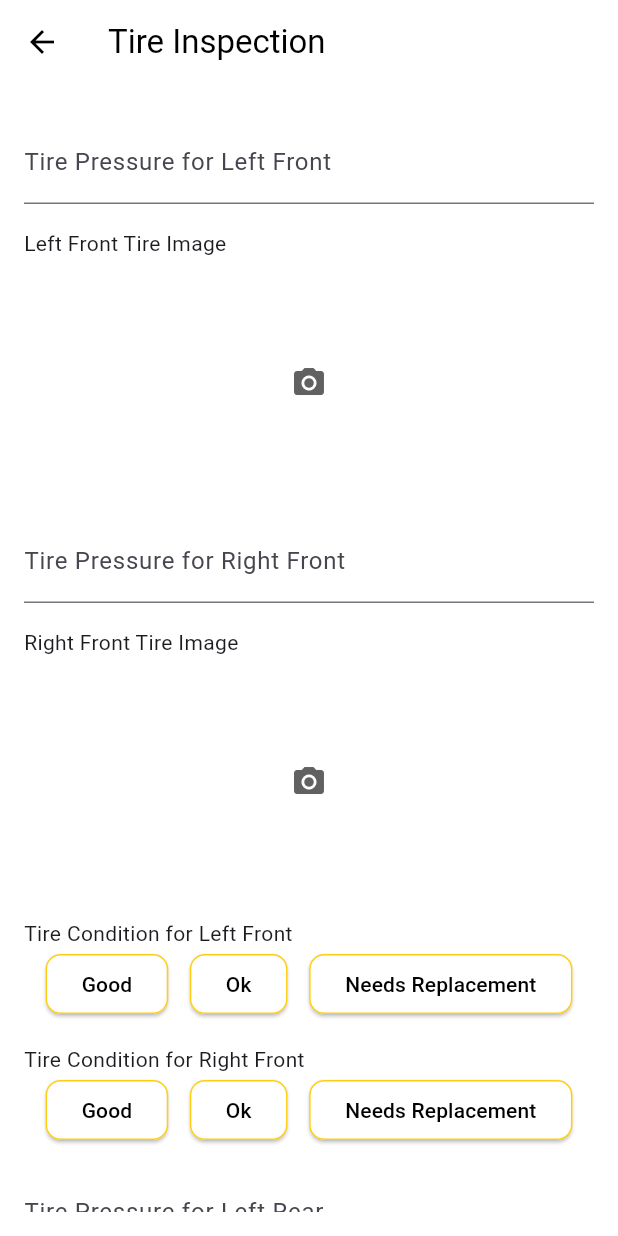
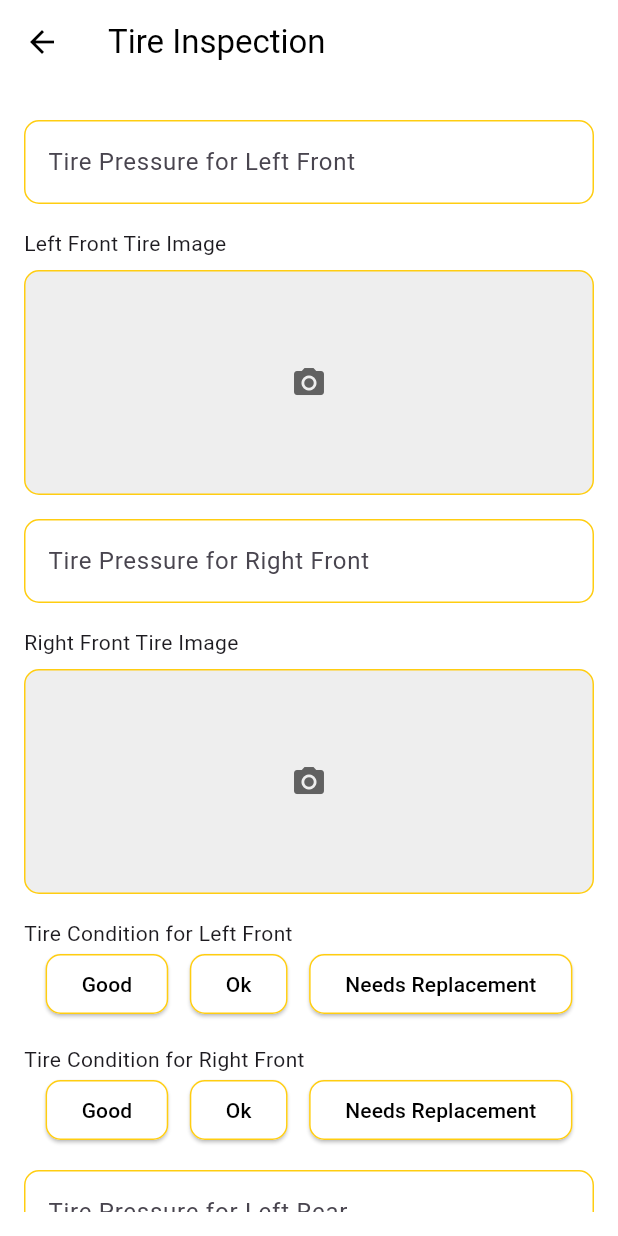
Before and after one commit to levyashvin/caterpillar_hackathon, a Flutter app: the TireInspectionPage screen opened by its route, on a phone screen of 412 x 824 dp. Run offline on Flutter 3.47's test engine with Material 3 defaults, Android fonts, the light colour scheme and no system bars; our stand-ins replace cloud_firestore, firebase_auth, firebase_core, flutter_tts, image_picker, location and 3 more; accounts and stored records are empty.

Commit message:
tried to fix the submit v3

```diff
--- a/cat_inspector/lib/tire_inspection_page.dart
+++ b/cat_inspector/lib/tire_inspection_page.dart
@@ -10,11 +10,16 @@
 }
 
 class _TireInspectionPageState extends State<TireInspectionPage> {
-  final TextEditingController _leftFrontPressureController = TextEditingController();
-  final TextEditingController _rightFrontPressureController = TextEditingController();
-  final TextEditingController _leftRearPressureController = TextEditingController();
-  final TextEditingController _rightRearPressureController = TextEditingController();
-  final TextEditingController _overallSummaryController = TextEditingController();
+  final TextEditingController _leftFrontPressureController =
+      TextEditingController();
+  final TextEditingController _rightFrontPressureController =
+      TextEditingController();
+  final TextEditingController _leftRearPressureController =
+      TextEditingController();
+  final TextEditingController _rightRearPressureController =
+      TextEditingController();
+  final TextEditingController _overallSummaryController =
+      TextEditingController();
   final FlutterTts _flutterTts = FlutterTts();
 
   String? _leftFrontCondition;
@@ -45,10 +50,13 @@
 
   Future<void> _saveData() async {
     SharedPreferences prefs = await SharedPreferences.getInstance();
-    await prefs.setString('leftFrontPressure', _leftFrontPressureController.text);
-    await prefs.setString('rightFrontPressure', _rightFrontPressureController.text);
+    await prefs.setString(
+        'leftFrontPressure', _leftFrontPressureController.text);
+    await prefs.setString(
+        'rightFrontPressure', _rightFrontPressureController.text);
     await prefs.setString('leftRearPressure', _leftRearPressureController.text);
-    await prefs.setString('rightRearPressure', _rightRearPressureController.text);
+    await prefs.setString(
+        'rightRearPressure', _rightRearPressureController.text);
     await prefs.setString('overallSummary', _overallSummaryController.text);
     await prefs.setString('leftFrontCondition', _leftFrontCondition ?? '');
     await prefs.setString('rightFrontCondition', _rightFrontCondition ?? '');
@@ -60,10 +68,14 @@
   Future<void> _loadSavedData() async {
     SharedPreferences prefs = await SharedPreferences.getInstance();
     setState(() {
-      _leftFrontPressureController.text = prefs.getString('leftFrontPressure') ?? '';
-      _rightFrontPressureController.text = prefs.getString('rightFrontPressure') ?? '';
-      _leftRearPressureController.text = prefs.getString('leftRearPressure') ?? '';
-      _rightRearPressureController.text = prefs.getString('rightRearPressure') ?? '';
+      _leftFrontPressureController.text =
+          prefs.getString('leftFrontPressure') ?? '';
+      _rightFrontPressureController.text =
+          prefs.getString('rightFrontPressure') ?? '';
+      _leftRearPressureController.text =
+          prefs.getString('leftRearPressure') ?? '';
+      _rightRearPressureController.text =
+          prefs.getString('rightRearPressure') ?? '';
       _overallSummaryController.text = prefs.getString('overallSummary') ?? '';
       _leftFrontCondition = prefs.getString('leftFrontCondition');
       _rightFrontCondition = prefs.getString('rightFrontCondition');
@@ -107,21 +119,13 @@
         decoration: InputDecoration(
           labelText: label,
           border: OutlineInputBorder(
-<<<<<<< HEAD
-            borderSide: const BorderSide(
-                color: Color(0xFFFFCD11)), // Caterpillar yellow
+            borderSide:
+                BorderSide(color: Color(0xFFFFCD11)), // Caterpillar yellow
             borderRadius: BorderRadius.circular(10.0),
           ),
           enabledBorder: OutlineInputBorder(
-            borderSide: const BorderSide(
-                color: Color(0xFFFFCD11)), // Caterpillar yellow
-=======
-            borderSide: BorderSide(color: Color(0xFFFFCD11)), // Caterpillar yellow
-            borderRadius: BorderRadius.circular(10.0),
-          ),
-          enabledBorder: OutlineInputBorder(
-            borderSide: BorderSide(color: Color(0xFFFFCD11)), // Caterpillar yellow
->>>>>>> parent of 2f010ce (fixed image capturing)
+            borderSide:
+                BorderSide(color: Color(0xFFFFCD11)), // Caterpillar yellow
             borderRadius: BorderRadius.circular(10.0),
           ),
         ),
@@ -129,7 +133,8 @@
     );
   }
 
-  Widget _buildConditionField(String label, String? condition, Function(String?) onChanged) {
+  Widget _buildConditionField(
+      String label, String? condition, Function(String?) onChanged) {
     return Padding(
       padding: const EdgeInsets.symmetric(vertical: 8.0),
       child: Column(
@@ -141,7 +146,8 @@
             children: [
               _buildConditionButton(label, 'Good', condition, onChanged),
               _buildConditionButton(label, 'Ok', condition, onChanged),
-              _buildConditionButton(label, 'Needs Replacement', condition, onChanged),
+              _buildConditionButton(
+                  label, 'Needs Replacement', condition, onChanged),
             ],
           ),
         ],
@@ -149,7 +155,8 @@
     );
   }
 
-  Widget _buildConditionButton(String label, String value, String? condition, Function(String?) onChanged) {
+  Widget _buildConditionButton(String label, String value, String? condition,
+      Function(String?) onChanged) {
     return ElevatedButton(
       onPressed: () {
         onChanged(value);
@@ -157,10 +164,9 @@
         _saveData();
       },
       style: ElevatedButton.styleFrom(
-        backgroundColor:
-            condition == value ? const Color(0xFFFFCD11) : Colors.white,
+        backgroundColor: condition == value ? Color(0xFFFFCD11) : Colors.white,
         foregroundColor: condition == value ? Colors.black : Colors.black,
-        side: const BorderSide(color: Color(0xFFFFCD11)),
+        side: BorderSide(color: Color(0xFFFFCD11)),
         shape: RoundedRectangleBorder(
           borderRadius: BorderRadius.circular(10.0),
         ),
@@ -180,21 +186,13 @@
         decoration: InputDecoration(
           labelText: label,
           border: OutlineInputBorder(
-<<<<<<< HEAD
-            borderSide: const BorderSide(
-                color: Color(0xFFFFCD11)), // Caterpillar yellow
+            borderSide:
+                BorderSide(color: Color(0xFFFFCD11)), // Caterpillar yellow
             borderRadius: BorderRadius.circular(10.0),
           ),
           enabledBorder: OutlineInputBorder(
-            borderSide: const BorderSide(
-                color: Color(0xFFFFCD11)), // Caterpillar yellow
-=======
-            borderSide: BorderSide(color: Color(0xFFFFCD11)), // Caterpillar yellow
-            borderRadius: BorderRadius.circular(10.0),
-          ),
-          enabledBorder: OutlineInputBorder(
-            borderSide: BorderSide(color: Color(0xFFFFCD11)), // Caterpillar yellow
->>>>>>> parent of 2f010ce (fixed image capturing)
+            borderSide:
+                BorderSide(color: Color(0xFFFFCD11)), // Caterpillar yellow
             borderRadius: BorderRadius.circular(10.0),
           ),
         ),
@@ -202,32 +200,30 @@
     );
   }
 
-  Widget _buildImagePickerField(String label, File? imageFile, String tirePosition) {
+  Widget _buildImagePickerField(
+      String label, File? imageFile, String tirePosition) {
     return Padding(
       padding: const EdgeInsets.symmetric(vertical: 8.0),
       child: Column(
         crossAxisAlignment: CrossAxisAlignment.start,
         children: [
           Text(label),
-          const SizedBox(height: 8.0),
+          SizedBox(height: 8.0),
           GestureDetector(
             onTap: () => _takePicture(tirePosition),
             child: Container(
               height: 150,
               width: double.infinity,
               decoration: BoxDecoration(
-<<<<<<< HEAD
-                border: Border.all(
-                    color: const Color(0xFFFFCD11)), // Caterpillar yellow
-=======
-                border: Border.all(color: Color(0xFFFFCD11)), // Caterpillar yellow
->>>>>>> parent of 2f010ce (fixed image capturing)
+                border:
+                    Border.all(color: Color(0xFFFFCD11)), // Caterpillar yellow
                 borderRadius: BorderRadius.circular(10.0),
                 color: Colors.grey[200],
               ),
               child: imageFile != null
                   ? Image.file(imageFile, fit: BoxFit.cover)
-                  : Center(child: Icon(Icons.camera_alt, color: Colors.grey[700])),
+                  : Center(
+                      child: Icon(Icons.camera_alt, color: Colors.grey[700])),
             ),
           ),
         ],
@@ -239,80 +235,82 @@
   Widget build(BuildContext context) {
     return Scaffold(
       appBar: AppBar(
-        title: const Text(
+        title: Text(
           'Tire Inspection',
           style: TextStyle(color: Colors.black),
         ),
         backgroundColor: Colors.white,
-        iconTheme: const IconThemeData(color: Colors.black),
+        iconTheme: IconThemeData(color: Colors.black),
       ),
       body: Container(
         color: Colors.white,
-        padding: const EdgeInsets.all(16.0),
+        padding: EdgeInsets.all(16.0),
         child: SingleChildScrollView(
           child: Column(
             crossAxisAlignment: CrossAxisAlignment.stretch,
             children: [
-              _buildPressureField('Tire Pressure for Left Front', _leftFrontPressureController),
-              _buildImagePickerField('Left Front Tire Image', _leftFrontImage, 'leftFront'),
-              _buildPressureField('Tire Pressure for Right Front', _rightFrontPressureController),
-              _buildImagePickerField('Right Front Tire Image', _rightFrontImage, 'rightFront'),
-              _buildConditionField('Tire Condition for Left Front', _leftFrontCondition, (value) {
+              _buildPressureField(
+                  'Tire Pressure for Left Front', _leftFrontPressureController),
+              _buildImagePickerField(
+                  'Left Front Tire Image', _leftFrontImage, 'leftFront'),
+              _buildPressureField('Tire Pressure for Right Front',
+                  _rightFrontPressureController),
+              _buildImagePickerField(
+                  'Right Front Tire Image', _rightFrontImage, 'rightFront'),
+              _buildConditionField(
+                  'Tire Condition for Left Front', _leftFrontCondition,
+                  (value) {
                 setState(() {
                   _leftFrontCondition = value;
                 });
               }),
-              _buildConditionField('Tire Condition for Right Front', _rightFrontCondition, (value) {
+              _buildConditionField(
+                  'Tire Condition for Right Front', _rightFrontCondition,
+                  (value) {
                 setState(() {
                   _rightFrontCondition = value;
                 });
               }),
-              _buildPressureField('Tire Pressure for Left Rear', _leftRearPressureController),
-              _buildImagePickerField('Left Rear Tire Image', _leftRearImage, 'leftRear'),
-              _buildPressureField('Tire Pressure for Right Rear', _rightRearPressureController),
-              _buildImagePickerField('Right Rear Tire Image', _rightRearImage, 'rightRear'),
-              _buildConditionField('Tire Condition for Left Rear', _leftRearCondition, (value) {
+              _buildPressureField(
+                  'Tire Pressure for Left Rear', _leftRearPressureController),
+              _buildImagePickerField(
+                  'Left Rear Tire Image', _leftRearImage, 'leftRear'),
+              _buildPressureField(
+                  'Tire Pressure for Right Rear', _rightRearPressureController),
+              _buildImagePickerField(
+                  'Right Rear Tire Image', _rightRearImage, 'rightRear'),
+              _buildConditionField(
+                  'Tire Condition for Left Rear', _leftRearCondition, (value) {
                 setState(() {
                   _leftRearCondition = value;
                 });
               }),
-              _buildConditionField('Tire Condition for Right Rear', _rightRearCondition, (value) {
+              _buildConditionField(
+                  'Tire Condition for Right Rear', _rightRearCondition,
+                  (value) {
                 setState(() {
                   _rightRearCondition = value;
                 });
               }),
-<<<<<<< HEAD
               _buildSummaryField(
                   'Overall Tire Summary', _overallSummaryController),
-              const SizedBox(height: 20),
-=======
-              _buildSummaryField('Overall Tire Summary', _overallSummaryController),
               SizedBox(height: 20),
->>>>>>> parent of 2f010ce (fixed image capturing)
               ElevatedButton(
                 onPressed: () {
                   Navigator.pop(context);
                 },
                 style: ElevatedButton.styleFrom(
                   backgroundColor: Colors.white,
-<<<<<<< HEAD
-                  side: const BorderSide(
+                  side: BorderSide(
                       color: Color(0xFFFFCD11),
                       width: 2), // Caterpillar yellow border
                   shape: RoundedRectangleBorder(
                     borderRadius: BorderRadius.circular(10.0),
                   ),
-                  padding: const EdgeInsets.symmetric(
+                  padding: EdgeInsets.symmetric(
                       vertical: 16.0), // Add padding for better appearance
-=======
-                  side: BorderSide(color: Color(0xFFFFCD11), width: 2), // Caterpillar yellow border
-                  shape: RoundedRectangleBorder(
-                    borderRadius: BorderRadius.circular(10.0),
-                  ),
-                  padding: EdgeInsets.symmetric(vertical: 16.0), // Add padding for better appearance
->>>>>>> parent of 2f010ce (fixed image capturing)
                 ),
-                child: const Text(
+                child: Text(
                   'Continue',
                   style: TextStyle(color: Colors.black, fontSize: 18),
                 ),
--- a/cat_inspector/pubspec.yaml
+++ b/cat_inspector/pubspec.yaml
@@ -21,8 +21,7 @@
   image_picker: ^0.8.4+4
   flutter_tts: ^3.1.0
   shared_preferences: ^2.0.13
-  pdf: ^3.5.0
-  printing: ^5.9.0
+  printing: ^5.8.0
   path_provider: ^2.0.9
 
 
```
Also changed, not shown: cat_inspector/lib/confirmation_page.dart (+25 -33 lines), cat_inspector/pubspec.lock.
